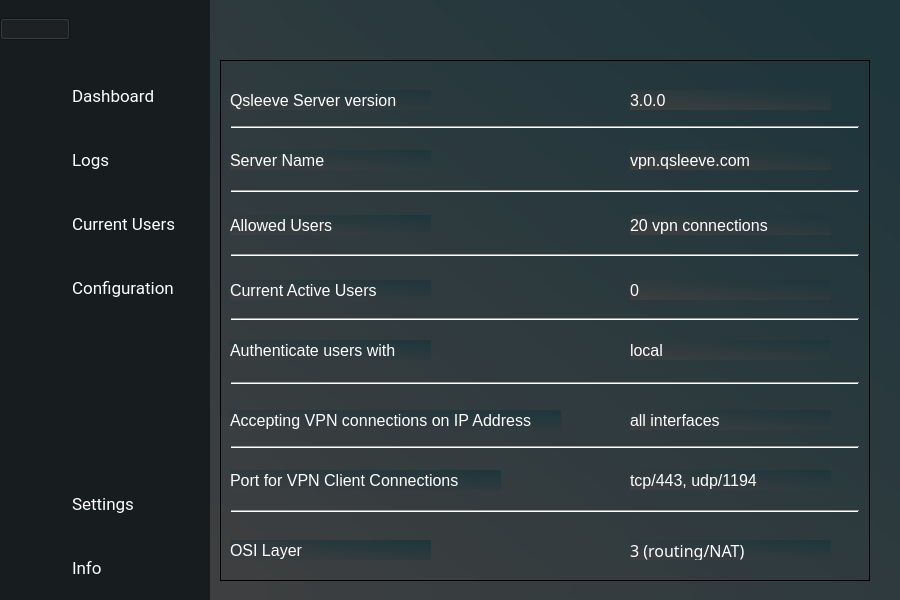
vidyasriraj/admin_gui, file mainwindow.ui: the form before one commit.
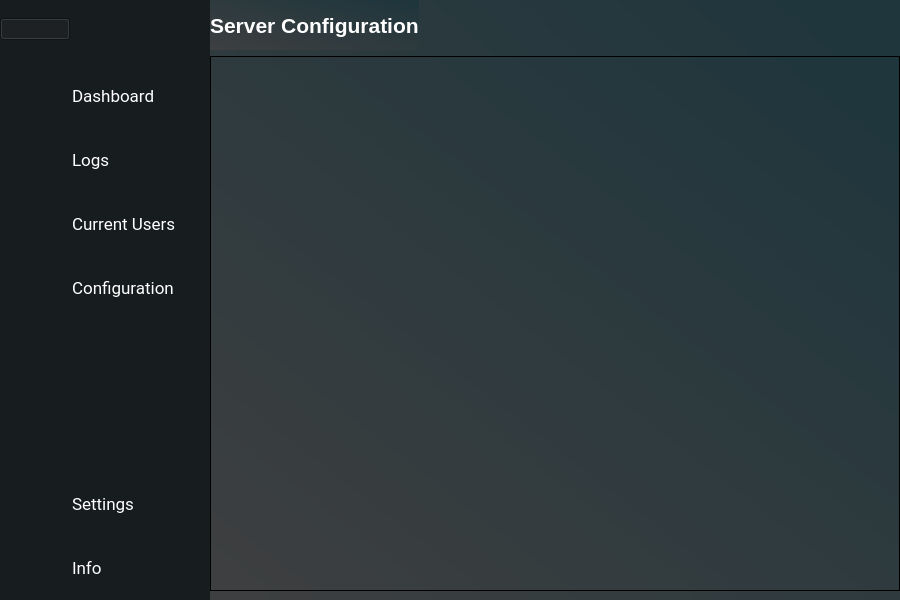
The form after the commit. The open tabs and pages were chosen to show the change. Icons and pictures are not drawn.

Patch:
```diff
--- a/mainwindow.ui
+++ b/mainwindow.ui
@@ -2992,441 +2992,59 @@
             <rect>
              <x>0</x>
              <y>0</y>
-             <width>691</width>
+             <width>690</width>
              <height>591</height>
             </rect>
            </property>
-           <widget class="QFrame" name="frame_2">
-            <property name="geometry">
-             <rect>
-              <x>10</x>
-              <y>60</y>
-              <width>650</width>
-              <height>521</height>
-             </rect>
-            </property>
-            <property name="frameShape">
-             <enum>QFrame::StyledPanel</enum>
-            </property>
-            <property name="frameShadow">
-             <enum>QFrame::Raised</enum>
-            </property>
-            <widget class="Line" name="line_5">
-             <property name="geometry">
-              <rect>
-               <x>11</x>
-               <y>66</y>
-               <width>628</width>
-               <height>2</height>
-              </rect>
-             </property>
-             <property name="styleSheet">
-              <string notr="true">background-color: &quot;#474748&quot;;
-
-</string>
-             </property>
-             <property name="orientation">
-              <enum>Qt::Horizontal</enum>
-             </property>
-            </widget>
-            <widget class="Line" name="line_6">
-             <property name="geometry">
-              <rect>
-               <x>11</x>
-               <y>130</y>
-               <width>628</width>
-               <height>2</height>
-              </rect>
-             </property>
-             <property name="styleSheet">
-              <string notr="true">background-color: &quot;#474748&quot;;
-
-</string>
-             </property>
-             <property name="orientation">
-              <enum>Qt::Horizontal</enum>
-             </property>
-            </widget>
-            <widget class="Line" name="line_7">
-             <property name="geometry">
-              <rect>
-               <x>11</x>
-               <y>194</y>
-               <width>628</width>
-               <height>2</height>
-              </rect>
-             </property>
-             <property name="styleSheet">
-              <string notr="true">background-color: &quot;#474748&quot;;
-
-</string>
-             </property>
-             <property name="orientation">
-              <enum>Qt::Horizontal</enum>
-             </property>
-            </widget>
-            <widget class="Line" name="line_8">
-             <property name="geometry">
-              <rect>
-               <x>11</x>
-               <y>258</y>
-               <width>628</width>
-               <height>2</height>
-              </rect>
-             </property>
-             <property name="styleSheet">
-              <string notr="true">background-color: &quot;#474748&quot;;
-
-</string>
-             </property>
-             <property name="orientation">
-              <enum>Qt::Horizontal</enum>
-             </property>
-            </widget>
-            <widget class="Line" name="line_9">
-             <property name="geometry">
-              <rect>
-               <x>11</x>
-               <y>322</y>
-               <width>628</width>
-               <height>2</height>
-              </rect>
-             </property>
-             <property name="styleSheet">
-              <string notr="true">background-color: &quot;#474748&quot;;
-
-</string>
-             </property>
-             <property name="orientation">
-              <enum>Qt::Horizontal</enum>
-             </property>
-            </widget>
-            <widget class="Line" name="line_10">
-             <property name="geometry">
-              <rect>
-               <x>11</x>
-               <y>386</y>
-               <width>628</width>
-               <height>2</height>
-              </rect>
-             </property>
-             <property name="styleSheet">
-              <string notr="true">background-color: &quot;#474748&quot;;
-
-</string>
-             </property>
-             <property name="orientation">
-              <enum>Qt::Horizontal</enum>
-             </property>
-            </widget>
-            <widget class="Line" name="line_11">
-             <property name="geometry">
-              <rect>
-               <x>11</x>
-               <y>450</y>
-               <width>628</width>
-               <height>2</height>
-              </rect>
-             </property>
-             <property name="styleSheet">
-              <string notr="true">background-color: &quot;#474748&quot;;
-
-</string>
-             </property>
-             <property name="orientation">
-              <enum>Qt::Horizontal</enum>
-             </property>
-            </widget>
-            <widget class="QLabel" name="label_3">
-             <property name="geometry">
-              <rect>
-               <x>10</x>
-               <y>30</y>
-               <width>201</width>
-               <height>20</height>
-              </rect>
-             </property>
-             <property name="font">
-              <font>
-               <pointsize>12</pointsize>
-              </font>
-             </property>
-             <property name="text">
-              <string>Qsleeve Server version</string>
-             </property>
-            </widget>
-            <widget class="QLabel" name="label_4">
-             <property name="geometry">
-              <rect>
-               <x>10</x>
-               <y>90</y>
-               <width>201</width>
-               <height>20</height>
-              </rect>
-             </property>
-             <property name="font">
-              <font>
-               <pointsize>12</pointsize>
-              </font>
-             </property>
-             <property name="text">
-              <string>Server Name</string>
-             </property>
-            </widget>
-            <widget class="QLabel" name="label_5">
-             <property name="geometry">
-              <rect>
-               <x>10</x>
-               <y>155</y>
-               <width>201</width>
-               <height>20</height>
-              </rect>
-             </property>
-             <property name="font">
-              <font>
-               <pointsize>12</pointsize>
-              </font>
-             </property>
-             <property name="text">
-              <string>Allowed Users</string>
-             </property>
-            </widget>
-            <widget class="QLabel" name="label_6">
-             <property name="geometry">
-              <rect>
-               <x>10</x>
-               <y>220</y>
-               <width>201</width>
-               <height>20</height>
-              </rect>
-             </property>
-             <property name="font">
-              <font>
-               <pointsize>12</pointsize>
-              </font>
-             </property>
-             <property name="text">
-              <string>Current Active Users</string>
-             </property>
-            </widget>
-            <widget class="QLabel" name="label_7">
-             <property name="geometry">
-              <rect>
-               <x>10</x>
-               <y>280</y>
-               <width>201</width>
-               <height>20</height>
-              </rect>
-             </property>
-             <property name="font">
-              <font>
-               <pointsize>12</pointsize>
-              </font>
-             </property>
-             <property name="text">
-              <string>Authenticate users with</string>
-             </property>
-            </widget>
-            <widget class="QLabel" name="label_9">
-             <property name="geometry">
-              <rect>
-               <x>10</x>
-               <y>350</y>
-               <width>331</width>
-               <height>20</height>
-              </rect>
-             </property>
-             <property name="font">
-              <font>
-               <pointsize>12</pointsize>
-              </font>
-             </property>
-             <property name="text">
-              <string>Accepting VPN connections on IP Address</string>
-             </property>
-            </widget>
-            <widget class="QLabel" name="label_10">
-             <property name="geometry">
-              <rect>
-               <x>10</x>
-               <y>410</y>
-               <width>271</width>
-               <height>20</height>
-              </rect>
-             </property>
-             <property name="font">
-              <font>
-               <pointsize>12</pointsize>
-              </font>
-             </property>
-             <property name="text">
-              <string>Port for VPN Client Connections</string>
-             </property>
-            </widget>
-            <widget class="QLabel" name="label_20">
-             <property name="geometry">
-              <rect>
-               <x>10</x>
-               <y>480</y>
-               <width>201</width>
-               <height>20</height>
-              </rect>
-             </property>
-             <property name="font">
-              <font>
-               <pointsize>12</pointsize>
-              </font>
-             </property>
-             <property name="text">
-              <string>OSI Layer</string>
-             </property>
-            </widget>
-            <widget class="QLabel" name="label_21">
-             <property name="geometry">
-              <rect>
-               <x>410</x>
-               <y>30</y>
-               <width>201</width>
-               <height>20</height>
-              </rect>
-             </property>
-             <property name="font">
-              <font>
-               <pointsize>12</pointsize>
-              </font>
-             </property>
-             <property name="text">
-              <string>3.0.0</string>
-             </property>
-            </widget>
-            <widget class="QLabel" name="label_22">
-             <property name="geometry">
-              <rect>
-               <x>410</x>
-               <y>90</y>
-               <width>201</width>
-               <height>20</height>
-              </rect>
-             </property>
-             <property name="font">
-              <font>
-               <pointsize>12</pointsize>
-              </font>
-             </property>
-             <property name="text">
-              <string>vpn.qsleeve.com</string>
-             </property>
-            </widget>
-            <widget class="QLabel" name="label_23">
-             <property name="geometry">
-              <rect>
-               <x>410</x>
-               <y>155</y>
-               <width>201</width>
-               <height>20</height>
-              </rect>
-             </property>
-             <property name="font">
-              <font>
-               <pointsize>12</pointsize>
-              </font>
-             </property>
-             <property name="text">
-              <string>20 vpn connections</string>
-             </property>
-            </widget>
-            <widget class="QLabel" name="label_24">
-             <property name="geometry">
-              <rect>
-               <x>410</x>
-               <y>220</y>
-               <width>201</width>
-               <height>20</height>
-              </rect>
-             </property>
-             <property name="font">
-              <font>
-               <pointsize>12</pointsize>
-              </font>
-             </property>
-             <property name="text">
-              <string>0</string>
-             </property>
-            </widget>
-            <widget class="QLabel" name="label_25">
-             <property name="geometry">
-              <rect>
-               <x>410</x>
-               <y>280</y>
-               <width>201</width>
-               <height>20</height>
-              </rect>
-             </property>
-             <property name="font">
-              <font>
-               <pointsize>12</pointsize>
-              </font>
-             </property>
-             <property name="text">
-              <string>local</string>
-             </property>
-            </widget>
-            <widget class="QLabel" name="label_26">
-             <property name="geometry">
-              <rect>
-               <x>410</x>
-               <y>350</y>
-               <width>201</width>
-               <height>20</height>
-              </rect>
-             </property>
-             <property name="font">
-              <font>
-               <pointsize>12</pointsize>
-              </font>
-             </property>
-             <property name="text">
-              <string>all interfaces</string>
-             </property>
-            </widget>
-            <widget class="QLabel" name="label_27">
-             <property name="geometry">
-              <rect>
-               <x>410</x>
-               <y>410</y>
-               <width>201</width>
-               <height>20</height>
-              </rect>
-             </property>
-             <property name="font">
-              <font>
-               <pointsize>12</pointsize>
-              </font>
-             </property>
-             <property name="text">
-              <string>tcp/443, udp/1194</string>
-             </property>
-            </widget>
-            <widget class="QLabel" name="label_28">
-             <property name="geometry">
-              <rect>
-               <x>410</x>
-               <y>480</y>
-               <width>201</width>
-               <height>20</height>
-              </rect>
-             </property>
-             <property name="font">
-              <font>
-               <family>Sans Serif</family>
-               <pointsize>12</pointsize>
-              </font>
-             </property>
-             <property name="text">
-              <string>3 (routing/NAT)</string>
-             </property>
-            </widget>
-           </widget>
+           <property name="sizePolicy">
+            <sizepolicy hsizetype="Fixed" vsizetype="Fixed">
+             <horstretch>0</horstretch>
+             <verstretch>0</verstretch>
+            </sizepolicy>
+           </property>
+           <layout class="QVBoxLayout" name="verticalLayout_6">
+            <item>
+             <widget class="QLabel" name="label_3">
+              <property name="sizePolicy">
+               <sizepolicy hsizetype="Fixed" vsizetype="Fixed">
+                <horstretch>0</horstretch>
+                <verstretch>0</verstretch>
+               </sizepolicy>
+              </property>
+              <property name="maximumSize">
+               <size>
+                <width>16777215</width>
+                <height>50</height>
+               </size>
+              </property>
+              <property name="font">
+               <font>
+                <pointsize>16</pointsize>
+                <bold>true</bold>
+               </font>
+              </property>
+              <property name="text">
+               <string>Server Configuration</string>
+              </property>
+             </widget>
+            </item>
+            <item>
+             <widget class="QTableWidget" name="table">
+              <property name="sizePolicy">
+               <sizepolicy hsizetype="Fixed" vsizetype="Fixed">
+                <horstretch>0</horstretch>
+                <verstretch>0</verstretch>
+               </sizepolicy>
+              </property>
+              <property name="maximumSize">
+               <size>
+                <width>690</width>
+                <height>600</height>
+               </size>
+              </property>
+             </widget>
+            </item>
+           </layout>
           </widget>
          </widget>
         </widget>
```
Left out of the diff: 1327 changed lines with no effect on the pictures.
